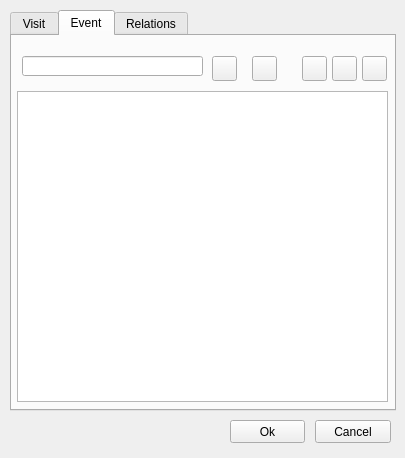
Above: ui/add_visit.ui from Giswater/giswater_qgis_plugin before the change. Below: the same form after it.
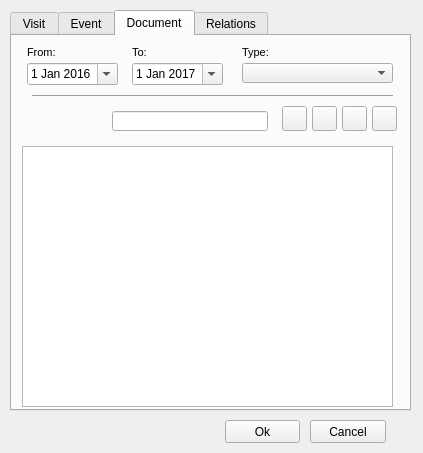
That is the form after the change. The open tabs and pages were chosen to show the change. Icons and pictures are not drawn.

What changed in the file:
```diff
--- a/ui/add_visit.ui
+++ b/ui/add_visit.ui
@@ -6,8 +6,8 @@
    <rect>
     <x>0</x>
     <y>0</y>
-    <width>405</width>
-    <height>458</height>
+    <width>423</width>
+    <height>453</height>
    </rect>
   </property>
   <property name="windowTitle">
@@ -18,7 +18,7 @@
     <rect>
      <x>10</x>
      <y>10</y>
-     <width>386</width>
+     <width>401</width>
      <height>401</height>
     </rect>
    </property>
@@ -439,7 +439,10 @@
        <normaloff>icons/widgets/111.png</normaloff>icons/widgets/111.png</iconset>
      </property>
     </widget>
-    <widget class="QTableView" name="tableView">
+    <widget class="QTableView" name="tbl_event">
+     <property name="enabled">
+      <bool>true</bool>
+     </property>
      <property name="geometry">
       <rect>
        <x>5</x>
@@ -452,23 +455,6 @@
     <widget class="QPushButton" name="btn_open_gallery">
      <property name="geometry">
       <rect>
-       <x>290</x>
-       <y>20</y>
-       <width>25</width>
-       <height>25</height>
-      </rect>
-     </property>
-     <property name="text">
-      <string/>
-     </property>
-     <property name="icon">
-      <iconset>
-       <normaloff>icons/widgets/112.png</normaloff>icons/widgets/112.png</iconset>
-     </property>
-    </widget>
-    <widget class="QPushButton" name="btn_open_document">
-     <property name="geometry">
-      <rect>
        <x>320</x>
        <y>20</y>
        <width>25</width>
@@ -486,7 +472,7 @@
     <widget class="QPushButton" name="btn_delete_event">
      <property name="geometry">
       <rect>
-       <x>240</x>
+       <x>230</x>
        <y>20</y>
        <width>25</width>
        <height>25</height>
@@ -534,6 +520,270 @@
      </property>
     </widget>
    </widget>
+   <widget class="QWidget" name="tab_8">
+    <attribute name="title">
+     <string>Document</string>
+    </attribute>
+    <widget class="QDateEdit" name="date_document_to">
+     <property name="geometry">
+      <rect>
+       <x>120</x>
+       <y>27</y>
+       <width>91</width>
+       <height>22</height>
+      </rect>
+     </property>
+     <property name="calendarPopup">
+      <bool>true</bool>
+     </property>
+     <property name="date">
+      <date>
+       <year>2017</year>
+       <month>1</month>
+       <day>1</day>
+      </date>
+     </property>
+    </widget>
+    <widget class="QLineEdit" name="lineEdit_2">
+     <property name="geometry">
+      <rect>
+       <x>100</x>
+       <y>75</y>
+       <width>156</width>
+       <height>20</height>
+      </rect>
+     </property>
+    </widget>
+    <widget class="QLabel" name="label_doc_from">
+     <property name="geometry">
+      <rect>
+       <x>15</x>
+       <y>5</y>
+       <width>90</width>
+       <height>22</height>
+      </rect>
+     </property>
+     <property name="font">
+      <font>
+       <pointsize>8</pointsize>
+      </font>
+     </property>
+     <property name="frameShape">
+      <enum>QFrame::NoFrame</enum>
+     </property>
+     <property name="frameShadow">
+      <enum>QFrame::Plain</enum>
+     </property>
+     <property name="text">
+      <string>From:</string>
+     </property>
+     <property name="textFormat">
+      <enum>Qt::AutoText</enum>
+     </property>
+     <property name="scaledContents">
+      <bool>false</bool>
+     </property>
+     <property name="alignment">
+      <set>Qt::AlignLeading|Qt::AlignLeft|Qt::AlignVCenter</set>
+     </property>
+     <property name="margin">
+      <number>3</number>
+     </property>
+    </widget>
+    <widget class="Line" name="line_6">
+     <property name="geometry">
+      <rect>
+       <x>20</x>
+       <y>50</y>
+       <width>361</width>
+       <height>20</height>
+      </rect>
+     </property>
+     <property name="orientation">
+      <enum>Qt::Horizontal</enum>
+     </property>
+    </widget>
+    <widget class="QComboBox" name="doc_type">
+     <property name="geometry">
+      <rect>
+       <x>230</x>
+       <y>27</y>
+       <width>151</width>
+       <height>20</height>
+      </rect>
+     </property>
+    </widget>
+    <widget class="QDateEdit" name="date_document_from">
+     <property name="geometry">
+      <rect>
+       <x>15</x>
+       <y>27</y>
+       <width>91</width>
+       <height>22</height>
+      </rect>
+     </property>
+     <property name="calendarPopup">
+      <bool>true</bool>
+     </property>
+     <property name="date">
+      <date>
+       <year>2016</year>
+       <month>1</month>
+       <day>1</day>
+      </date>
+     </property>
+    </widget>
+    <widget class="QPushButton" name="btn_doc_delete">
+     <property name="geometry">
+      <rect>
+       <x>300</x>
+       <y>70</y>
+       <width>25</width>
+       <height>25</height>
+      </rect>
+     </property>
+     <property name="text">
+      <string/>
+     </property>
+     <property name="icon">
+      <iconset>
+       <normaloff>icons/widgets/112.png</normaloff>icons/widgets/112.png</iconset>
+     </property>
+    </widget>
+    <widget class="QPushButton" name="btn_snapping_2">
+     <property name="geometry">
+      <rect>
+       <x>360</x>
+       <y>70</y>
+       <width>25</width>
+       <height>25</height>
+      </rect>
+     </property>
+     <property name="text">
+      <string/>
+     </property>
+     <property name="icon">
+      <iconset>
+       <normaloff>icons/widgets/171.png</normaloff>icons/widgets/171.png</iconset>
+     </property>
+    </widget>
+    <widget class="QLabel" name="label_doc_type">
+     <property name="geometry">
+      <rect>
+       <x>230</x>
+       <y>5</y>
+       <width>61</width>
+       <height>22</height>
+      </rect>
+     </property>
+     <property name="font">
+      <font>
+       <pointsize>8</pointsize>
+      </font>
+     </property>
+     <property name="layoutDirection">
+      <enum>Qt::LeftToRight</enum>
+     </property>
+     <property name="frameShape">
+      <enum>QFrame::NoFrame</enum>
+     </property>
+     <property name="frameShadow">
+      <enum>QFrame::Raised</enum>
+     </property>
+     <property name="text">
+      <string>Type:</string>
+     </property>
+     <property name="textFormat">
+      <enum>Qt::AutoText</enum>
+     </property>
+     <property name="scaledContents">
+      <bool>false</bool>
+     </property>
+     <property name="margin">
+      <number>3</number>
+     </property>
+    </widget>
+    <widget class="QPushButton" name="btn_doc_insert">
+     <property name="geometry">
+      <rect>
+       <x>270</x>
+       <y>70</y>
+       <width>25</width>
+       <height>25</height>
+      </rect>
+     </property>
+     <property name="text">
+      <string/>
+     </property>
+     <property name="icon">
+      <iconset>
+       <normaloff>icons/widgets/111.png</normaloff>icons/widgets/111.png</iconset>
+     </property>
+    </widget>
+    <widget class="QLabel" name="label_doc_to">
+     <property name="geometry">
+      <rect>
+       <x>120</x>
+       <y>5</y>
+       <width>31</width>
+       <height>22</height>
+      </rect>
+     </property>
+     <property name="font">
+      <font>
+       <pointsize>8</pointsize>
+      </font>
+     </property>
+     <property name="frameShape">
+      <enum>QFrame::NoFrame</enum>
+     </property>
+     <property name="frameShadow">
+      <enum>QFrame::Raised</enum>
+     </property>
+     <property name="text">
+      <string>To:</string>
+     </property>
+     <property name="textFormat">
+      <enum>Qt::AutoText</enum>
+     </property>
+     <property name="scaledContents">
+      <bool>false</bool>
+     </property>
+     <property name="margin">
+      <number>3</number>
+     </property>
+    </widget>
+    <widget class="QPushButton" name="btn_snapping_13">
+     <property name="geometry">
+      <rect>
+       <x>330</x>
+       <y>70</y>
+       <width>25</width>
+       <height>25</height>
+      </rect>
+     </property>
+     <property name="text">
+      <string/>
+     </property>
+     <property name="icon">
+      <iconset>
+       <normaloff>icons/widgets/170.png</normaloff>icons/widgets/170.png</iconset>
+     </property>
+    </widget>
+    <widget class="QTableView" name="tbl_event_2">
+     <property name="enabled">
+      <bool>true</bool>
+     </property>
+     <property name="geometry">
+      <rect>
+       <x>10</x>
+       <y>110</y>
+       <width>371</width>
+       <height>261</height>
+      </rect>
+     </property>
+    </widget>
+   </widget>
    <widget class="QWidget" name="tab_2">
     <attribute name="title">
      <string>Relations</string>
@@ -677,7 +927,7 @@
   <widget class="QPushButton" name="btn_cancel">
    <property name="geometry">
     <rect>
-     <x>315</x>
+     <x>310</x>
      <y>420</y>
      <width>76</width>
      <height>23</height>
@@ -690,7 +940,7 @@
   <widget class="QPushButton" name="btn_accept">
    <property name="geometry">
     <rect>
-     <x>230</x>
+     <x>225</x>
      <y>420</y>
      <width>75</width>
      <height>23</height>
```
Left out of the diff: 6 changed lines with no effect on the pictures.
